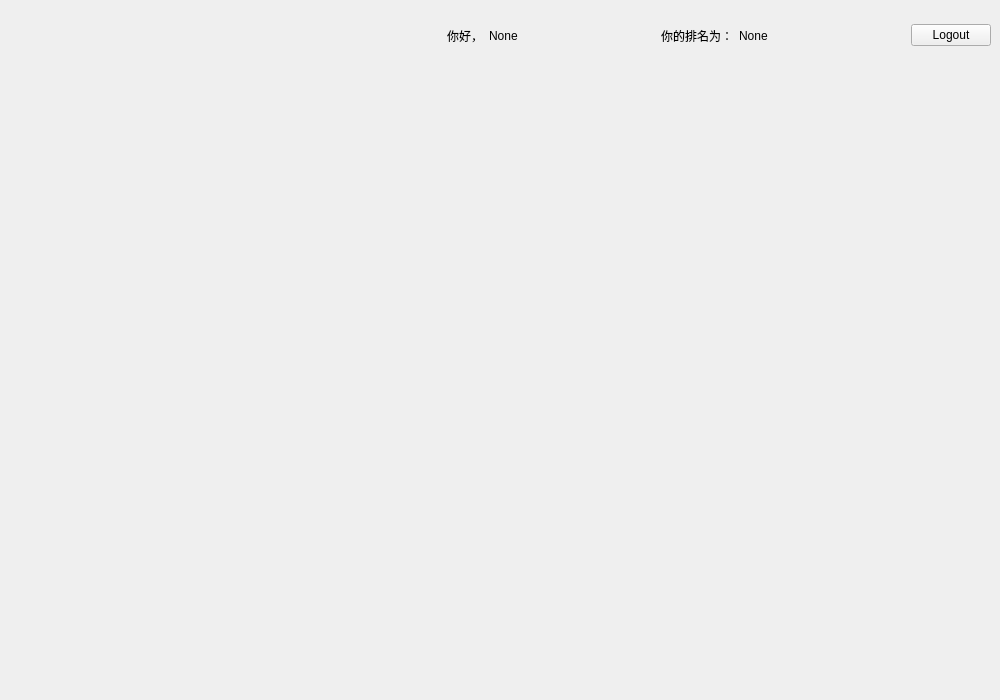
First picture: the form in UI_Part/SQL_UI/Student_Windows.ui, repository LouSF/SQL_Class, before the edit.
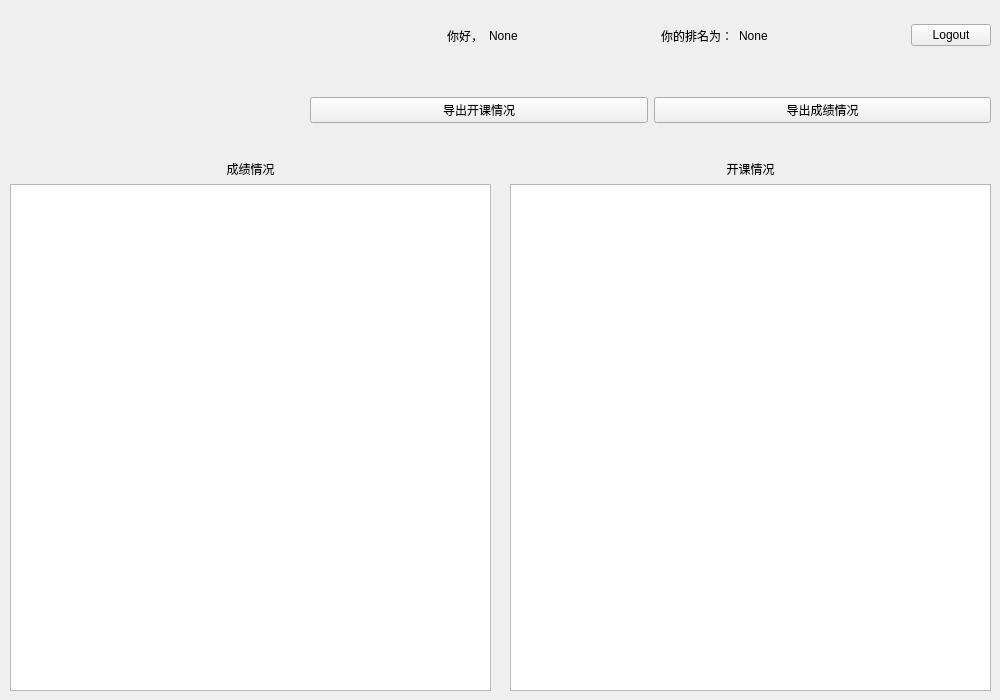
Second picture: the form after the edit. Icons and pictures are not drawn.

What changed in the file:
```diff
--- a/UI_Part/SQL_UI/Student_Windows.ui
+++ b/UI_Part/SQL_UI/Student_Windows.ui
@@ -102,8 +102,8 @@
   <widget class="QLabel" name="label_img">
    <property name="geometry">
     <rect>
-     <x>60</x>
-     <y>10</y>
+     <x>70</x>
+     <y>-10</y>
      <width>181</width>
      <height>161</height>
     </rect>
@@ -118,6 +118,82 @@
     <set>Qt::AlignCenter</set>
    </property>
   </widget>
+  <widget class="QWidget" name="horizontalLayoutWidget_2">
+   <property name="geometry">
+    <rect>
+     <x>310</x>
+     <y>70</y>
+     <width>681</width>
+     <height>80</height>
+    </rect>
+   </property>
+   <layout class="QHBoxLayout" name="horizontalLayout_3">
+    <item>
+     <widget class="QPushButton" name="Course_Output_Button">
+      <property name="text">
+       <string>导出开课情况</string>
+      </property>
+     </widget>
+    </item>
+    <item>
+     <widget class="QPushButton" name="Score_Output_Button">
+      <property name="text">
+       <string>导出成绩情况</string>
+      </property>
+     </widget>
+    </item>
+   </layout>
+  </widget>
+  <widget class="QWidget" name="verticalLayoutWidget">
+   <property name="geometry">
+    <rect>
+     <x>10</x>
+     <y>160</y>
+     <width>481</width>
+     <height>531</height>
+    </rect>
+   </property>
+   <layout class="QVBoxLayout" name="verticalLayout">
+    <item>
+     <widget class="QLabel" name="label_5">
+      <property name="text">
+       <string>成绩情况</string>
+      </property>
+      <property name="alignment">
+       <set>Qt::AlignCenter</set>
+      </property>
+     </widget>
+    </item>
+    <item>
+     <widget class="QTableView" name="Score_tableView"/>
+    </item>
+   </layout>
+  </widget>
+  <widget class="QWidget" name="verticalLayoutWidget_2">
+   <property name="geometry">
+    <rect>
+     <x>510</x>
+     <y>160</y>
+     <width>481</width>
+     <height>531</height>
+    </rect>
+   </property>
+   <layout class="QVBoxLayout" name="verticalLayout_4">
+    <item>
+     <widget class="QLabel" name="label_8">
+      <property name="text">
+       <string>开课情况</string>
+      </property>
+      <property name="alignment">
+       <set>Qt::AlignCenter</set>
+      </property>
+     </widget>
+    </item>
+    <item>
+     <widget class="QTableView" name="Course_tableView"/>
+    </item>
+   </layout>
+  </widget>
  </widget>
  <resources>
   <include location="src.qrc"/>
```
